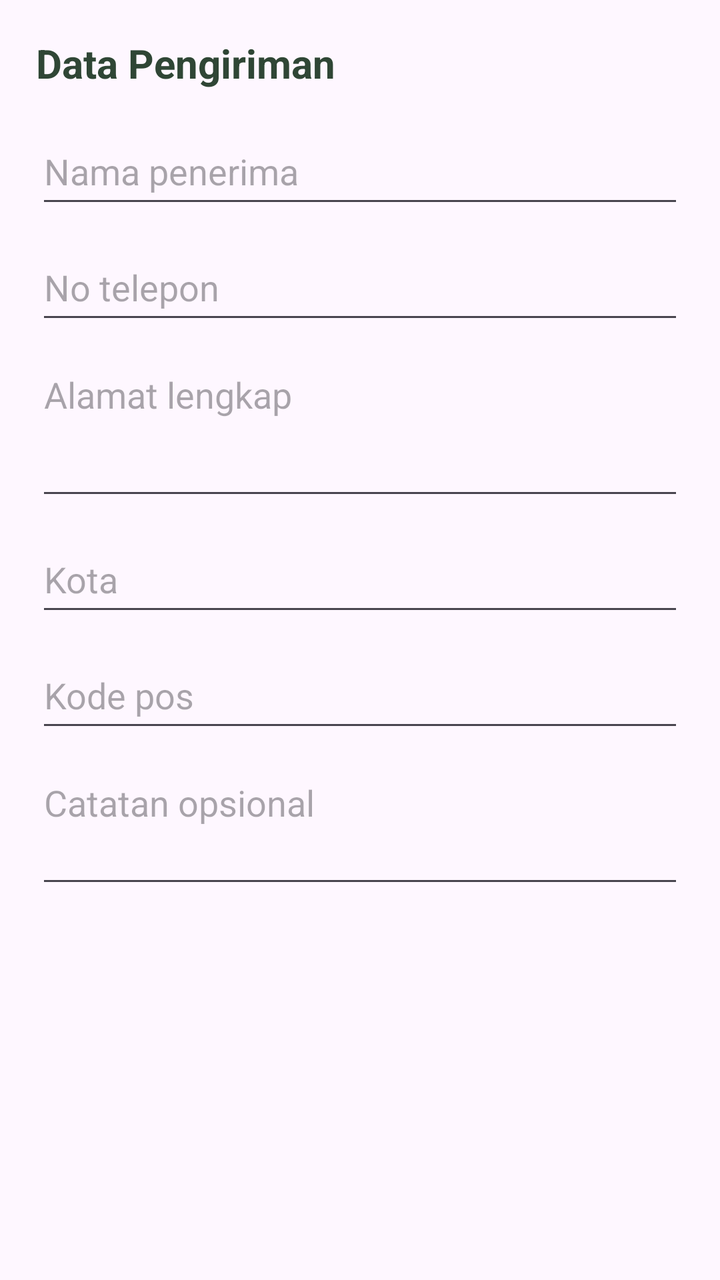
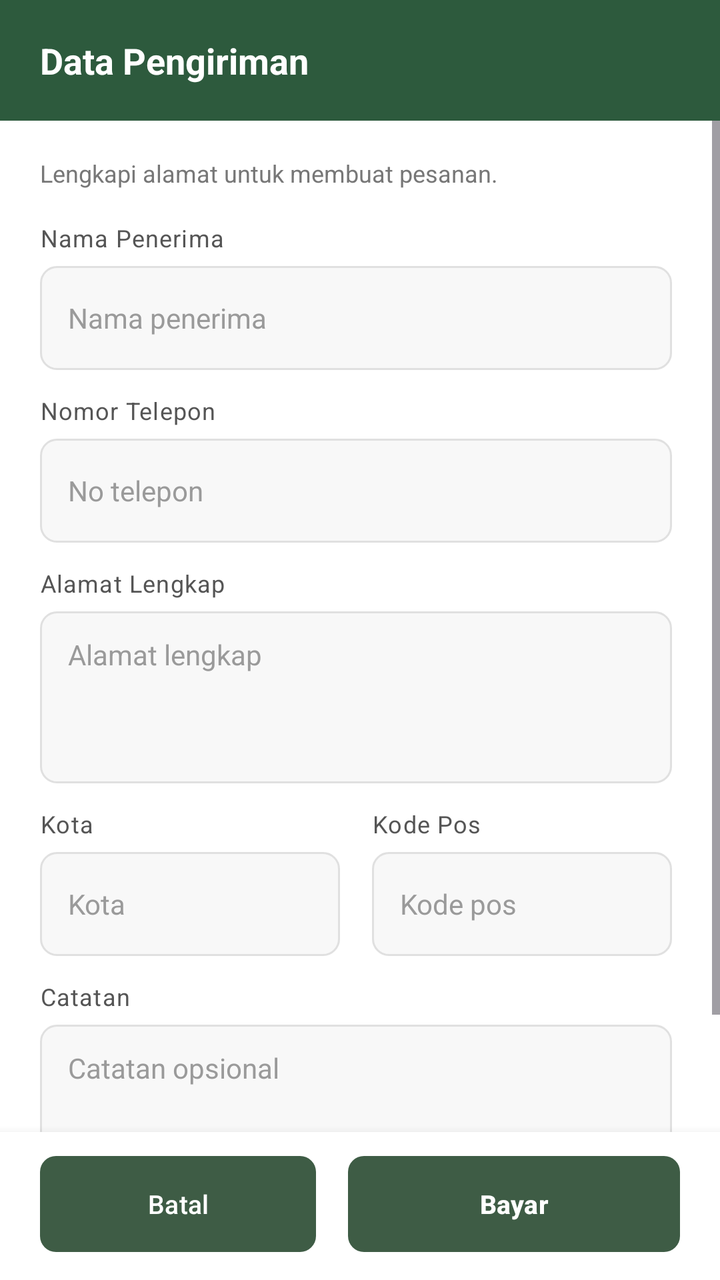

An Android layout rendered at two revisions. The XML below is the earlier revision; the diff shows what the commit changed to produce the second picture.
<!-- AndroidManifest.xml: application theme Theme.Proyek_UAS -->
<!-- res/layout/dialog_checkout.xml -->
<?xml version="1.0" encoding="utf-8"?>
<ScrollView xmlns:android="http://schemas.android.com/apk/res/android"
    android:layout_width="match_parent"
    android:layout_height="wrap_content">

    <LinearLayout
        android:layout_width="match_parent"
        android:layout_height="wrap_content"
        android:orientation="vertical"
        android:padding="18dp">

        <TextView
            android:layout_width="match_parent"
            android:layout_height="wrap_content"
            android:text="Data Pengiriman"
            android:textColor="#2F4635"
            android:textSize="20sp"
            android:textStyle="bold" />

        <EditText
            android:id="@+id/edtNamaPenerima"
            android:layout_width="match_parent"
            android:layout_height="50dp"
            android:layout_marginTop="14dp"
            android:hint="Nama penerima"
            android:inputType="textPersonName" />

        <EditText
            android:id="@+id/edtNoTelepon"
            android:layout_width="match_parent"
            android:layout_height="50dp"
            android:layout_marginTop="8dp"
            android:hint="No telepon"
            android:inputType="phone" />

        <EditText
            android:id="@+id/edtAlamat"
            android:layout_width="match_parent"
            android:layout_height="80dp"
            android:layout_marginTop="8dp"
            android:gravity="top"
            android:hint="Alamat lengkap"
            android:inputType="textMultiLine" />

        <EditText
            android:id="@+id/edtKota"
            android:layout_width="match_parent"
            android:layout_height="50dp"
            android:layout_marginTop="8dp"
            android:hint="Kota"
            android:inputType="text" />

        <EditText
            android:id="@+id/edtKodePos"
            android:layout_width="match_parent"
            android:layout_height="50dp"
            android:layout_marginTop="8dp"
            android:hint="Kode pos"
            android:inputType="number" />

        <EditText
            android:id="@+id/edtCatatan"
            android:layout_width="match_parent"
            android:layout_height="70dp"
            android:layout_marginTop="8dp"
            android:gravity="top"
            android:hint="Catatan opsional"
            android:inputType="textMultiLine" />

    </LinearLayout>
</ScrollView>
<!-- resources referenced by this layout -->
<resources>
  <style name="Theme.Proyek_UAS" parent="Base.Theme.Proyek_UAS" />
  <style name="Base.Theme.Proyek_UAS" parent="Theme.Material3.DayNight.NoActionBar">
          <item name="colorPrimary">#3E5C45</item>
          <item name="colorSecondary">#3E5C45</item>
          <item name="android:statusBarColor">#3E5C45</item>
          <item name="android:navigationBarColor">#F4F6F2</item>
          <item name="android:windowLightStatusBar">false</item>
          <item name="android:windowLightNavigationBar">true</item>
      </style>
</resources>

<!-- the commit's change to res/layout/dialog_checkout.xml (unified diff, before → after) -->
@@ -1,71 +1,258 @@
 <?xml version="1.0" encoding="utf-8"?>
-<ScrollView xmlns:android="http://schemas.android.com/apk/res/android"
+<LinearLayout xmlns:android="http://schemas.android.com/apk/res/android"
     android:layout_width="match_parent"
-    android:layout_height="wrap_content">
+    android:layout_height="wrap_content"
+    android:background="#FFFFFF"
+    android:orientation="vertical">
+
+    <TextView
+        android:layout_width="match_parent"
+        android:layout_height="wrap_content"
+        android:background="#2D5A3D"
+        android:paddingStart="20dp"
+        android:paddingTop="18dp"
+        android:paddingEnd="20dp"
+        android:paddingBottom="18dp"
+        android:text="Data Pengiriman"
+        android:textColor="#FFFFFF"
+        android:textSize="18sp"
+        android:textStyle="bold" />
+
+    <ScrollView
+        android:layout_width="match_parent"
+        android:layout_height="0dp"
+        android:layout_weight="1"
+        android:fillViewport="false"
+        android:overScrollMode="ifContentScrolls"
+        android:scrollbarStyle="insideInset">
+
+        <LinearLayout
+            android:layout_width="match_parent"
+            android:layout_height="wrap_content"
+            android:orientation="vertical"
+            android:paddingStart="20dp"
+            android:paddingTop="18dp"
+            android:paddingEnd="20dp"
+            android:paddingBottom="24dp">
+
+            <TextView
+                android:layout_width="match_parent"
+                android:layout_height="wrap_content"
+                android:text="Lengkapi alamat untuk membuat pesanan."
+                android:textColor="#777777"
+                android:textSize="12sp" />
+
+            <TextView
+                style="@style/TextAppearance.MaterialComponents.Caption"
+                android:layout_width="match_parent"
+                android:layout_height="wrap_content"
+                android:layout_marginTop="16dp"
+                android:text="Nama Penerima"
+                android:textColor="#555555" />
+
+            <EditText
+                android:id="@+id/edtNamaPenerima"
+                android:layout_width="match_parent"
+                android:layout_height="52dp"
+                android:layout_marginTop="6dp"
+                android:background="@drawable/bg_input_field"
+                android:hint="Nama penerima"
+                android:inputType="textPersonName"
+                android:paddingStart="14dp"
+                android:paddingEnd="14dp"
+                android:singleLine="true"
+                android:textColor="#1A1A1A"
+                android:textColorHint="#9A9A9A"
+                android:textSize="14sp" />
+
+            <TextView
+                style="@style/TextAppearance.MaterialComponents.Caption"
+                android:layout_width="match_parent"
+                android:layout_height="wrap_content"
+                android:layout_marginTop="12dp"
+                android:text="Nomor Telepon"
+                android:textColor="#555555" />
+
+            <EditText
+                android:id="@+id/edtNoTelepon"
+                android:layout_width="match_parent"
+                android:layout_height="52dp"
+                android:layout_marginTop="6dp"
+                android:background="@drawable/bg_input_field"
+                android:hint="No telepon"
+                android:inputType="phone"
+                android:paddingStart="14dp"
+                android:paddingEnd="14dp"
+                android:singleLine="true"
+                android:textColor="#1A1A1A"
+                android:textColorHint="#9A9A9A"
+                android:textSize="14sp" />
+
+            <TextView
+                style="@style/TextAppearance.MaterialComponents.Caption"
+                android:layout_width="match_parent"
+                android:layout_height="wrap_content"
+                android:layout_marginTop="12dp"
+                android:text="Alamat Lengkap"
+                android:textColor="#555555" />
+
+            <EditText
+                android:id="@+id/edtAlamat"
+                android:layout_width="match_parent"
+                android:layout_height="86dp"
+                android:layout_marginTop="6dp"
+                android:background="@drawable/bg_input_field"
+                android:gravity="top|start"
+                android:hint="Alamat lengkap"
+                android:inputType="textMultiLine"
+                android:maxLines="4"
+                android:paddingStart="14dp"
+                android:paddingTop="12dp"
+                android:paddingEnd="14dp"
+                android:paddingBottom="12dp"
+                android:textColor="#1A1A1A"
+                android:textColorHint="#9A9A9A"
+                android:textSize="14sp" />
+
+            <LinearLayout
+                android:layout_width="match_parent"
+                android:layout_height="wrap_content"
+                android:layout_marginTop="12dp"
+                android:orientation="horizontal">
+
+                <LinearLayout
+                    android:layout_width="0dp"
+                    android:layout_height="wrap_content"
+                    android:layout_marginEnd="8dp"
+                    android:layout_weight="1"
+                    android:orientation="vertical">
+
+                    <TextView
+                        style="@style/TextAppearance.MaterialComponents.Caption"
+                        android:layout_width="match_parent"
+                        android:layout_height="wrap_content"
+                        android:text="Kota"
+                        android:textColor="#555555" />
+
+                    <EditText
+                        android:id="@+id/edtKota"
+                        android:layout_width="match_parent"
+                        android:layout_height="52dp"
+                        android:layout_marginTop="6dp"
+                        android:background="@drawable/bg_input_field"
+                        android:hint="Kota"
+                        android:inputType="textCapWords"
+                        android:paddingStart="14dp"
+                        android:paddingEnd="14dp"
+                        android:singleLine="true"
+                        android:textColor="#1A1A1A"
+                        android:textColorHint="#9A9A9A"
+                        android:textSize="14sp" />
+
+                </LinearLayout>
+
+                <LinearLayout
+                    android:layout_width="0dp"
+                    android:layout_height="wrap_content"
+                    android:layout_marginStart="8dp"
+                    android:layout_weight="1"
+                    android:orientation="vertical">
+
+                    <TextView
+                        style="@style/TextAppearance.MaterialComponents.Caption"
+                        android:layout_width="match_parent"
+                        android:layout_height="wrap_content"
+                        android:text="Kode Pos"
+                        android:textColor="#555555" />
+
+                    <EditText
+                        android:id="@+id/edtKodePos"
+                        android:layout_width="match_parent"
+                        android:layout_height="52dp"
+                        android:layout_marginTop="6dp"
+                        android:background="@drawable/bg_input_field"
+                        android:hint="Kode pos"
+                        android:inputType="number"
+                        android:paddingStart="14dp"
+                        android:paddingEnd="14dp"
+                        android:singleLine="true"
+                        android:textColor="#1A1A1A"
+                        android:textColorHint="#9A9A9A"
+                        android:textSize="14sp" />
+
+                </LinearLayout>
+
+            </LinearLayout>
+
+            <TextView
+                style="@style/TextAppearance.MaterialComponents.Caption"
+                android:layout_width="match_parent"
+                android:layout_height="wrap_content"
+                android:layout_marginTop="12dp"
+                android:text="Catatan"
+                android:textColor="#555555" />
+
+            <EditText
+                android:id="@+id/edtCatatan"
+                android:layout_width="match_parent"
+                android:layout_height="96dp"
+                android:layout_marginTop="6dp"
+                android:background="@drawable/bg_input_field"
+                android:gravity="top|start"
+                android:hint="Catatan opsional"
+                android:imeOptions="actionDone"
+                android:inputType="textMultiLine"
+                android:maxLines="4"
+                android:paddingStart="14dp"
+                android:paddingTop="12dp"
+                android:paddingEnd="14dp"
+                android:paddingBottom="12dp"
+                android:textColor="#1A1A1A"
+                android:textColorHint="#9A9A9A"
+                android:textSize="14sp" />
+
+        </LinearLayout>
+    </ScrollView>
 
     <LinearLayout
         android:layout_width="match_parent"
         android:layout_height="wrap_content"
-        android:orientation="vertical"
-        android:padding="18dp">
-
-        <TextView
-            android:layout_width="match_parent"
-            android:layout_height="wrap_content"
-            android:text="Data Pengiriman"
-            android:textColor="#2F4635"
-            android:textSize="20sp"
+        android:background="#FFFFFF"
+        android:elevation="8dp"
+        android:gravity="center_vertical"
+        android:orientation="horizontal"
+        android:paddingStart="20dp"
+        android:paddingTop="12dp"
+        android:paddingEnd="20dp"
+        android:paddingBottom="14dp">
+
+        <Button
+            android:id="@+id/btnBatalCheckout"
+            android:layout_width="0dp"
+            android:layout_height="48dp"
+            android:layout_marginEnd="8dp"
+            android:layout_weight="1"
+            android:background="@drawable/bg_btn_dark"
+            android:stateListAnimator="@null"
+            android:text="Batal"
+            android:textAllCaps="false"
+            android:textColor="#FFFFFF"
+            android:textSize="13sp" />
+
+        <Button
+            android:id="@+id/btnBayarCheckout"
+            android:layout_width="0dp"
+            android:layout_height="48dp"
+            android:layout_marginStart="8dp"
+            android:layout_weight="1.2"
+            android:background="@drawable/bg_btn_dark_green"
+            android:stateListAnimator="@null"
+            android:text="Bayar"
+            android:textAllCaps="false"
+            android:textColor="#FFFFFF"
+            android:textSize="13sp"
             android:textStyle="bold" />
 
-        <EditText
-            android:id="@+id/edtNamaPenerima"
-            android:layout_width="match_parent"
-            android:layout_height="50dp"
-            android:layout_marginTop="14dp"
-            android:hint="Nama penerima"
-            android:inputType="textPersonName" />
-
-        <EditText
-            android:id="@+id/edtNoTelepon"
-            android:layout_width="match_parent"
-            android:layout_height="50dp"
-            android:layout_marginTop="8dp"
-            android:hint="No telepon"
-            android:inputType="phone" />
-
-        <EditText
-            android:id="@+id/edtAlamat"
-            android:layout_width="match_parent"
-            android:layout_height="80dp"
-            android:layout_marginTop="8dp"
-            android:gravity="top"
-            android:hint="Alamat lengkap"
-            android:inputType="textMultiLine" />
-
-        <EditText
-            android:id="@+id/edtKota"
-            android:layout_width="match_parent"
-            android:layout_height="50dp"
-            android:layout_marginTop="8dp"
-            android:hint="Kota"
-            android:inputType="text" />
-
-        <EditText
-            android:id="@+id/edtKodePos"
-            android:layout_width="match_parent"
-            android:layout_height="50dp"
-            android:layout_marginTop="8dp"
-            android:hint="Kode pos"
-            android:inputType="number" />
-
-        <EditText
-            android:id="@+id/edtCatatan"
-            android:layout_width="match_parent"
-            android:layout_height="70dp"
-            android:layout_marginTop="8dp"
-            android:gravity="top"
-            android:hint="Catatan opsional"
-            android:inputType="textMultiLine" />
-
     </LinearLayout>
-</ScrollView>
+
+</LinearLayout>
<!-- resource entries referenced after the edit -->
@@ -1,5 +1,27 @@
 <!-- resources referenced by this layout -->
 <resources>
+  <!-- drawable bg_btn_dark (drawable) -->
+  <?xml version="1.0" encoding="utf-8"?>
+  <shape xmlns:android="http://schemas.android.com/apk/res/android"
+      android:shape="rectangle">
+      <solid android:color="#2B2B2B" />
+      <corners android:radius="8dp" />
+  </shape>
+  <!-- drawable bg_btn_dark_green (drawable) -->
+  <?xml version="1.0" encoding="utf-8"?>
+  <shape xmlns:android="http://schemas.android.com/apk/res/android"
+      android:shape="rectangle">
+      <solid android:color="#1F3D0C" />
+      <corners android:radius="8dp" />
+  </shape>
+  <!-- drawable bg_input_field (drawable) -->
+  <?xml version="1.0" encoding="utf-8"?>
+  <shape xmlns:android="http://schemas.android.com/apk/res/android"
+      android:shape="rectangle">
+      <solid android:color="#F8F8F8" />
+      <stroke android:width="1dp" android:color="#E0E0E0" />
+      <corners android:radius="8dp" />
+  </shape>
   <style name="Theme.Proyek_UAS" parent="Base.Theme.Proyek_UAS" />
   <style name="Base.Theme.Proyek_UAS" parent="Theme.Material3.DayNight.NoActionBar">
           <item name="colorPrimary">#3E5C45</item>
